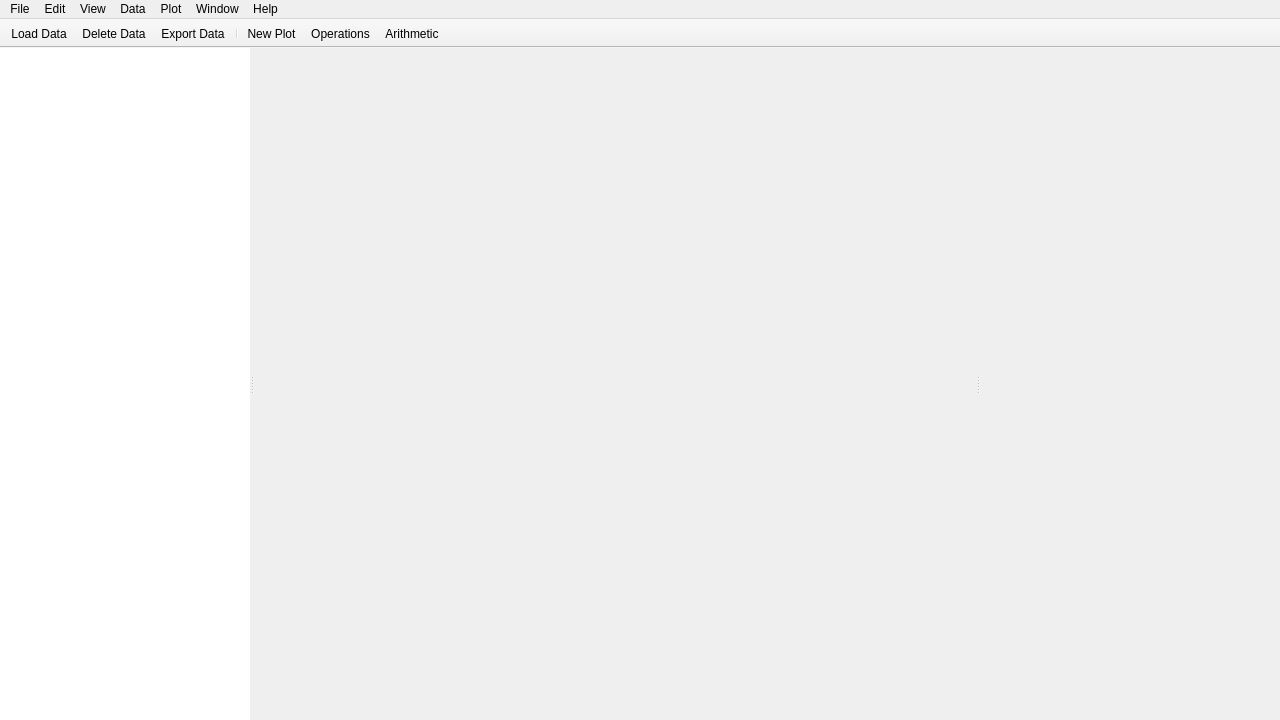
This is specviz/widgets/ui/workspace.ui in spacetelescope/specviz as Qt 5 draws it before an edit. The edited form follows.
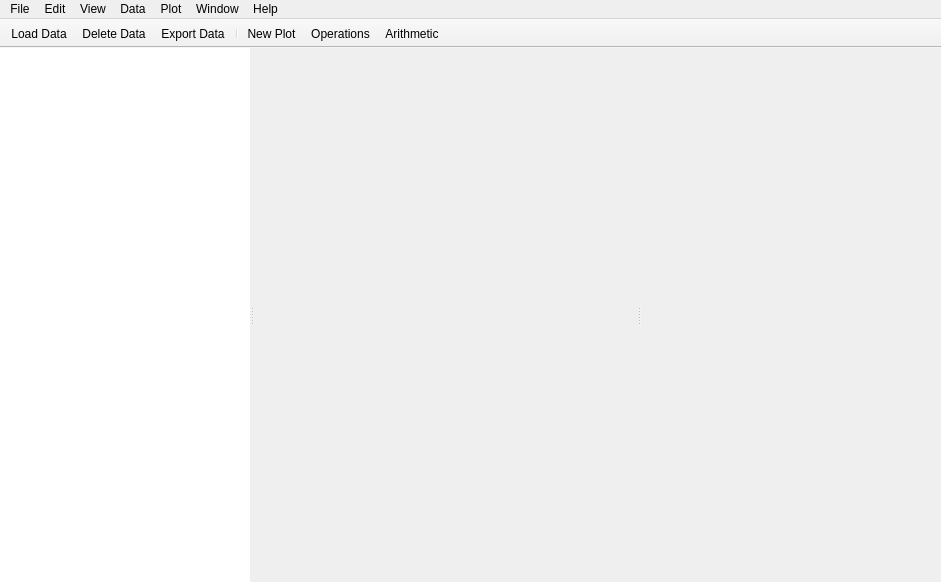
This is the edited form. Icons and pictures are not drawn.

Commit message: Fix population of smoothing drop down and data list elide

What changed in the file:
```diff
--- a/specviz/widgets/ui/workspace.ui
+++ b/specviz/widgets/ui/workspace.ui
@@ -6,8 +6,8 @@
    <rect>
     <x>0</x>
     <y>0</y>
-    <width>1280</width>
-    <height>720</height>
+    <width>941</width>
+    <height>582</height>
    </rect>
   </property>
   <property name="windowTitle">
@@ -69,9 +69,15 @@
        <property name="lineWidth">
         <number>1</number>
        </property>
+       <property name="horizontalScrollBarPolicy">
+        <enum>Qt::ScrollBarAlwaysOff</enum>
+       </property>
        <property name="dragDropMode">
         <enum>QAbstractItemView::DragOnly</enum>
        </property>
+       <property name="textElideMode">
+        <enum>Qt::ElideRight</enum>
+       </property>
       </widget>
       <widget class="QMdiArea" name="mdi_area">
        <property name="sizePolicy">
@@ -189,8 +195,8 @@
     <rect>
      <x>0</x>
      <y>0</y>
-     <width>1280</width>
-     <height>22</height>
+     <width>941</width>
+     <height>25</height>
     </rect>
    </property>
    <widget class="QMenu" name="menuFile">
```
The commit also changes 2 other files.
